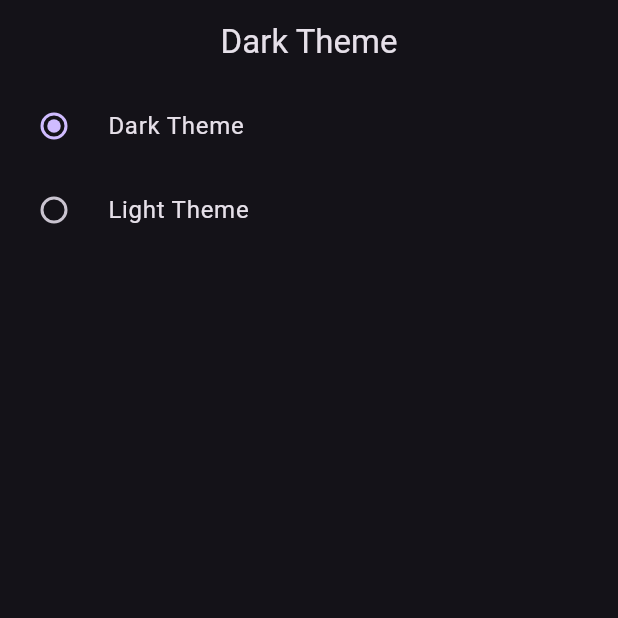
After one commit to Kashannn/StateManagmentProvider, a Flutter app: the screen it shows after launch, after a tap on "Dark Theme", on a phone screen of 412 x 824 dp, the top half of it. The commit adds this screen. Run offline on Flutter 3.47's test engine with Material 3 defaults, Android fonts, the phone set to English and light mode, and no system bars.

Commit message:
Drak and Light Theme that can chanage Screen Mode

```diff
--- /dev/null
+++ b/lib/Screen/DarkThem.dart
@@ -0,0 +1,46 @@
+import 'package:flutter/material.dart';
+import 'package:provider/provider.dart';
+
+import '../provider/ThemeChangerProvider.dart';
+
+class DarkThemeScreen extends StatefulWidget {
+  const DarkThemeScreen({Key? key}) : super(key: key);
+
+  @override
+  State<DarkThemeScreen> createState() => _DarkThemeScreenState();
+}
+
+class _DarkThemeScreenState extends State<DarkThemeScreen> {
+  @override
+  Widget build(BuildContext context) {
+    final themeProvider = Provider.of<ThemeChangerProvider>(context);
+    return Scaffold(
+      appBar: AppBar(
+        title: const Text("Dark Theme"),
+        centerTitle: true,
+      ),
+      body: Center(
+        child: Column(
+          children: [
+            RadioListTile(
+              title: const Text("Dark Theme"),
+              value: true,
+              groupValue: themeProvider.isDark,
+              onChanged: (value) {
+                themeProvider.changeTheme(value!);
+              },
+            ),
+            RadioListTile(
+              title: const Text("Light Theme"),
+              value: false, // Assuming false is for the light theme
+              groupValue: themeProvider.isDark,
+              onChanged: (value) {
+                themeProvider.changeTheme(value!);
+              },
+            ),
+          ],
+        ),
+      ),
+    );
+  }
+}
--- a/lib/main.dart
+++ b/lib/main.dart
@@ -1,5 +1,6 @@
 import 'package:flutter/material.dart';
 import 'package:learnstates/provider/ExampleOneProvider.dart';
+import 'package:learnstates/provider/ThemeChangerProvider.dart';
 import 'package:learnstates/provider/countprovider.dart';
 import 'package:learnstates/provider/favouriteProvider.dart';
 import 'package:provider/provider.dart';
@@ -7,6 +8,7 @@ import 'package:flutter/foundation.dart';
 
 
 import 'Screen/CountExample.dart';
+import 'Screen/DarkThem.dart';
 import 'Screen/ExampleOne.dart';
 import 'Screen/favouriteScreen.dart';
 
@@ -24,11 +26,19 @@ class MyApp extends StatelessWidget {
         ChangeNotifierProvider(create: (_) => CountProvider()),
         ChangeNotifierProvider(create: (_) => ExampleOneProvider()),
         ChangeNotifierProvider(create: (_) => FavouriteProvider()),
+        ChangeNotifierProvider(create: (_) => ThemeChangerProvider()),
       ],
-      child: MaterialApp(
-        debugShowCheckedModeBanner: false,
-        home: FavouriteScreen(),
+      child: Builder(
+        builder: (context) {
+          final themeProvider = Provider.of<ThemeChangerProvider>(context);
+          return MaterialApp(
+            debugShowCheckedModeBanner: false,
+            theme: themeProvider.isDark ? ThemeData.dark() : ThemeData.light(),
+            home: DarkThemeScreen(),
+          );
+        },
       ),
+
     );
   }
 }
--- /dev/null
+++ b/lib/provider/ThemeChangerProvider.dart
@@ -0,0 +1,12 @@
+import 'package:flutter/material.dart';
+import 'package:flutter/foundation.dart';
+
+class ThemeChangerProvider with ChangeNotifier{
+  bool _isDark = false;
+  bool get isDark => _isDark;
+
+  void changeTheme(bool isDark){
+    _isDark = isDark;
+    notifyListeners();
+  }
+}
```
